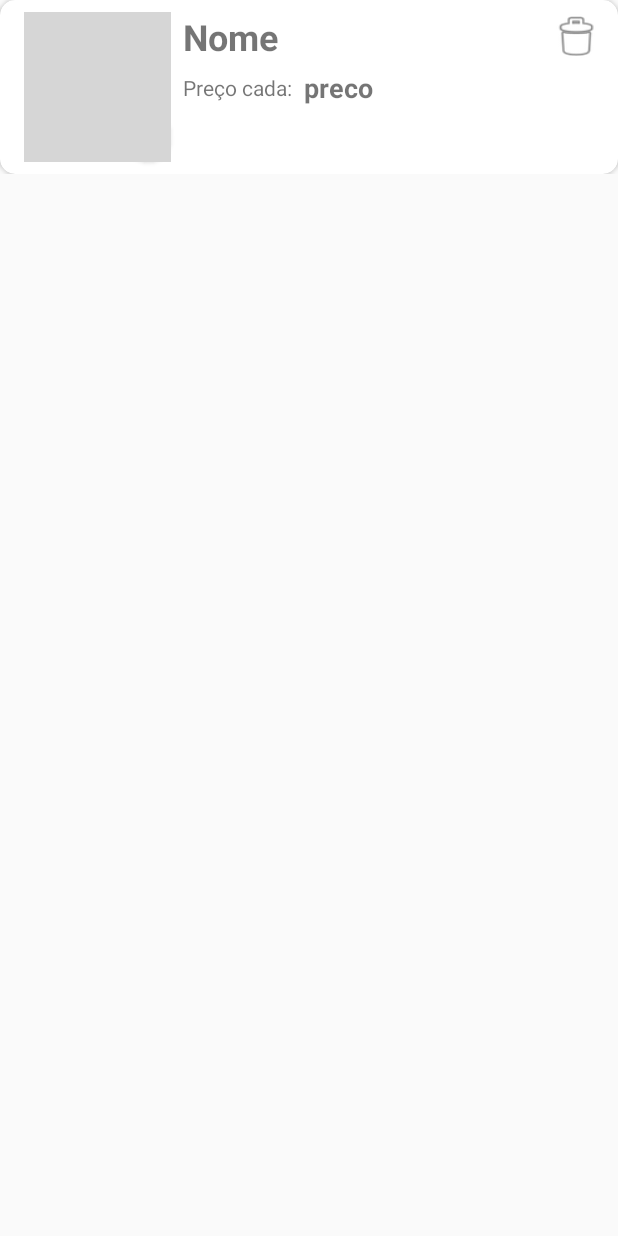
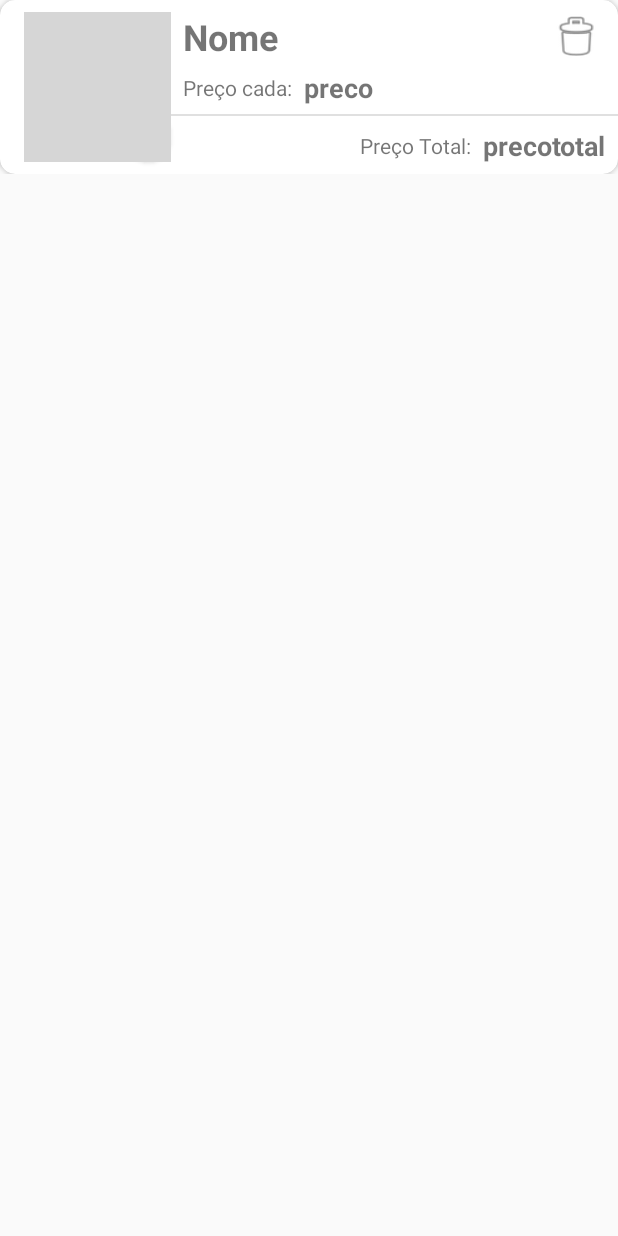
Before and after one commit to thiagorodcarv/XseedCRUD, an Android app: the layout carrinho_adapter.xml on its own in the app's theme, with its tools: preview values and no code run, on a phone screen of 412 x 824 dp. Run offline under Robolectric (Android 15) with nearby library versions, the phone set to English and light mode, and no system bars; grey boxes are pictures that could not be loaded.

Commit message:
Ajustes de layout e funcionalidade de preço total em item do carrinho

```diff
--- a/app/src/main/java/com/example/lojacrud/CarrinhoPackage/Carrinho.java
+++ b/app/src/main/java/com/example/lojacrud/CarrinhoPackage/Carrinho.java
@@ -70,7 +70,6 @@ public class Carrinho extends AppCompatActivity implements CarrinhoListener, Pop
 //                produtosCarrinho.get(position).setQuantidade(0);
 //                setPrecoTotalView();
 //                carrinhoAdapter.notifyDataSetChanged();
-//                //TODO: MUDAR FORMA COMO QUANTIDADE É INCREMENTADA
 //            }
 //            else {
 //                precoTotal = 0.0;
--- a/app/src/main/java/com/example/lojacrud/CarrinhoPackage/CarrinhoAdapter.java
+++ b/app/src/main/java/com/example/lojacrud/CarrinhoPackage/CarrinhoAdapter.java
@@ -57,6 +57,7 @@ public class CarrinhoAdapter extends RecyclerView.Adapter {
             precoTotal = Double.valueOf(produto.getPreco()) - Double.valueOf(produto.getPrecoDesconto());
         }
         holder.preco.setText(precoTotal.toString());
+        holder.precoTotal.setText(Double.toString(precoTotal*produto.getQuantidade()));
         holder.qtd.setText(produto.getQuantidade().toString());
         File photo;
         photo = new File((context.getExternalFilesDir(filePath))+"/"+produto.getId());
--- a/app/src/main/java/com/example/lojacrud/CarrinhoPackage/CarrinhoHolder.java
+++ b/app/src/main/java/com/example/lojacrud/CarrinhoPackage/CarrinhoHolder.java
@@ -19,6 +19,7 @@ import com.example.lojacrud.R;
 public class CarrinhoHolder extends RecyclerView.ViewHolder implements Button.OnClickListener{
     final TextView nome;
     final TextView preco;
+    final TextView precoTotal;
     final TextView qtd;
     final ImageView imagem;
     final CardView parentLayout;
@@ -41,6 +42,7 @@ public class CarrinhoHolder extends RecyclerView.ViewHolder implements Button.On
             }
         });
         imagem = itemView.findViewById(R.id.photo_produto_item_historico);
+        precoTotal = itemView.findViewById(R.id.preco_total_carrinho_adapter);
         parentLayout = itemView.findViewById(R.id.card_produto_historico);
 //        quantidadeProdutos = itemView.findViewById(R.id.quantidadeProdutos);
         deleteItem = itemView.findViewById(R.id.deleteItemCarrinho);
--- a/app/src/main/res/layout/activity_carrinho.xml
+++ b/app/src/main/res/layout/activity_carrinho.xml
@@ -41,7 +41,7 @@
                 android:layout_marginStart="8dp"
                 android:layout_marginLeft="8dp"
                 android:layout_marginBottom="8dp"
-                android:text="Preço Total:"
+                android:text="Preço no Carrinho:"
                 android:textSize="18sp"
                 android:textStyle="bold"
                 app:layout_constraintBottom_toBottomOf="parent"
--- a/app/src/main/res/layout/bottom_send_popup.xml
+++ b/app/src/main/res/layout/bottom_send_popup.xml
@@ -37,6 +37,8 @@
         android:layout_marginStart="32dp"
         android:layout_marginLeft="32dp"
         android:background="@android:drawable/sym_action_email"
+        android:ellipsize="none"
+        android:focusableInTouchMode="false"
         app:layout_constraintStart_toStartOf="parent"
         app:layout_constraintTop_toBottomOf="@+id/textView12" />
 </androidx.constraintlayout.widget.ConstraintLayout>
--- a/app/src/main/res/layout/carrinho_adapter.xml
+++ b/app/src/main/res/layout/carrinho_adapter.xml
@@ -39,8 +39,6 @@
                 app:layout_constraintTop_toTopOf="parent"
                 app:layout_constraintVertical_bias="0.0"
                 tools:srcCompat="@tools:sample/avatars" />
-
-
 
 
             <androidx.cardview.widget.CardView
@@ -124,6 +122,40 @@
                 app:layout_constraintEnd_toEndOf="parent"
                 app:layout_constraintTop_toTopOf="parent" />
 
+            <View
+                android:id="@+id/divider"
+                android:layout_width="0dp"
+                android:layout_height="1dp"
+                android:layout_marginTop="8dp"
+                android:background="?android:attr/listDivider"
+                app:layout_constraintEnd_toEndOf="parent"
+                app:layout_constraintStart_toEndOf="@+id/photo_produto_item_historico"
+                app:layout_constraintTop_toBottomOf="@+id/textView3" />
+
+            <TextView
+                android:id="@+id/preco_total_carrinho_adapter"
+                android:layout_width="wrap_content"
+                android:layout_height="wrap_content"
+                android:layout_marginEnd="8dp"
+                android:layout_marginRight="8dp"
+                android:text="precototal"
+                android:textSize="18sp"
+                android:textStyle="bold"
+                app:layout_constraintBottom_toBottomOf="parent"
+                app:layout_constraintEnd_toEndOf="parent"
+                app:layout_constraintTop_toBottomOf="@+id/divider" />
+
+            <TextView
+                android:id="@+id/textView15"
+                android:layout_width="wrap_content"
+                android:layout_height="wrap_content"
+                android:layout_marginEnd="8dp"
+                android:layout_marginRight="8dp"
+                android:text="Preço Total:"
+                app:layout_constraintBottom_toBottomOf="@+id/preco_total_carrinho_adapter"
+                app:layout_constraintEnd_toStartOf="@+id/preco_total_carrinho_adapter"
+                app:layout_constraintTop_toTopOf="@+id/preco_total_carrinho_adapter" />
+
 
         </androidx.constraintlayout.widget.ConstraintLayout>
 
--- a/app/src/main/res/layout/pop_up_qtd_change.xml
+++ b/app/src/main/res/layout/pop_up_qtd_change.xml
@@ -6,7 +6,6 @@
         xmlns:tools="http://schemas.android.com/tools"
         android:layout_width="wrap_content"
         android:layout_height="wrap_content"
-        app:cardCornerRadius="10dp"
         app:layout_constraintBottom_toBottomOf="parent"
         app:layout_constraintEnd_toEndOf="parent"
         app:layout_constraintStart_toStartOf="parent"
```
